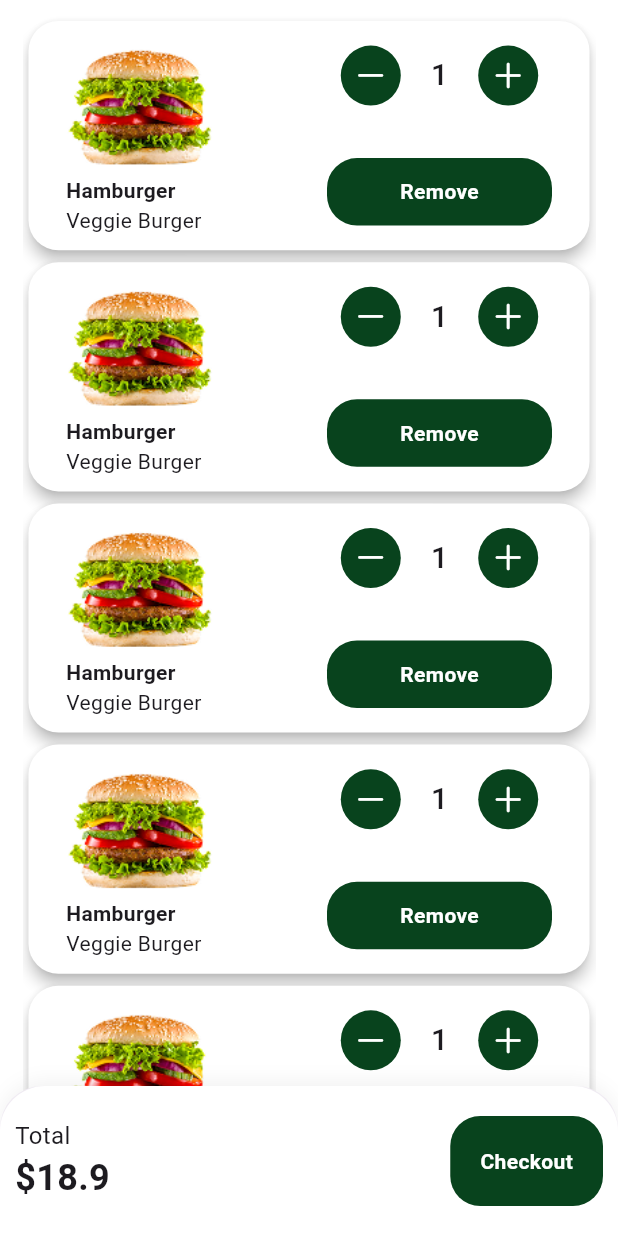
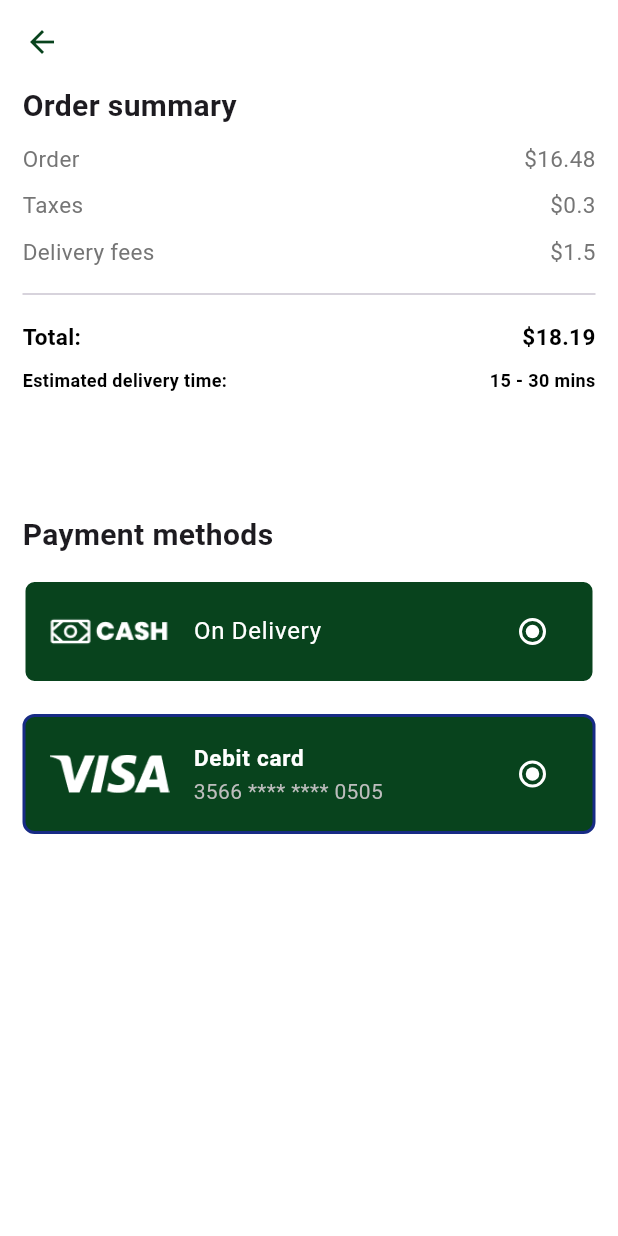
Before and after one commit to Mostafaghozy/AuraEats, a Flutter app: the CartView screen opened directly, after a tap on "Checkout", on a phone screen of 412 x 824 dp. Run offline on Flutter 3.47's test engine with Material 3 defaults, Android fonts, the phone set to English and light mode, and no system bars; our stand-ins replace flutter_svg, gap, lottie.

Commit message:
create payment methods

```diff
--- a/lib/features/cart/views/cart_view.dart
+++ b/lib/features/cart/views/cart_view.dart
@@ -1,5 +1,6 @@
 import 'package:aura_eats/core/constants/app_colors.dart';
 import 'package:aura_eats/features/cart/widgets/cart_item.dart';
+import 'package:aura_eats/features/checkout/views/checkout_view.dart';
 import 'package:aura_eats/shared/custom_button.dart';
 import 'package:aura_eats/shared/custom_text.dart';
 import 'package:flutter/cupertino.dart';
@@ -91,7 +92,19 @@ class _CartViewState extends State<CartView> {
                 CustomText(text: "\$18.9", size: 24, weight: FontWeight.bold),
               ],
             ),
-            CustomButton(text: "Checkout", onTap: () {}),
+            CustomButton(
+              text: "Checkout",
+              onTap: () {
+                Navigator.push(
+                  context,
+                  MaterialPageRoute(
+                    builder: (context) {
+                      return CheckoutView();
+                    },
+                  ),
+                );
+              },
+            ),
           ],
         ),
       ),
--- a/lib/features/cart/widgets/cart_item.dart
+++ b/lib/features/cart/widgets/cart_item.dart
@@ -78,7 +78,7 @@ class CartItem extends StatelessWidget {
                     height: 45,
                     decoration: BoxDecoration(
                       color: AppColors.primary,
-                      borderRadius: BorderRadius.circular(20),
+                      borderRadius: BorderRadius.circular(15),
                     ),
                     alignment: Alignment.center,
                     child: CustomText(
--- /dev/null
+++ b/lib/features/checkout/views/checkout_view.dart
@@ -0,0 +1,92 @@
+import 'package:aura_eats/core/constants/app_colors.dart';
+import 'package:aura_eats/features/checkout/widgets/checkout_widget.dart';
+import 'package:aura_eats/features/checkout/widgets/order_details_widget.dart';
+import 'package:aura_eats/shared/custom_text.dart';
+import 'package:flutter/material.dart';
+import 'package:gap/gap.dart';
+
+class CheckoutView extends StatelessWidget {
+  const CheckoutView({super.key});
+
+  @override
+  Widget build(BuildContext context) {
+    return Scaffold(
+      appBar: AppBar(
+        backgroundColor: Colors.white,
+        leading: GestureDetector(
+          onTap: () => Navigator.pop(context),
+          child: Icon(Icons.arrow_back, color: AppColors.primary),
+        ),
+      ),
+      body: Padding(
+        padding: const EdgeInsets.symmetric(horizontal: 15.0),
+        child: Column(
+          crossAxisAlignment: CrossAxisAlignment.start,
+          children: [
+            CustomText(
+              text: "Order summary",
+              size: 20,
+              weight: FontWeight.bold,
+            ),
+            Gap(10),
+            OrderDetailsWidget(
+              order: '\$16.48',
+              taxes: '\$0.3',
+              fees: '\$1.5',
+              total: '\$18.19',
+            ),
+            Gap(80),
+            CustomText(
+              text: "Payment methods",
+              size: 20,
+              weight: FontWeight.bold,
+            ),
+            Gap(15),
+            ListTile(
+              shape: RoundedRectangleBorder(
+                borderRadius: BorderRadius.circular(8),
+                side: BorderSide(color: Colors.white, width: 2),
+              ),
+              title: CustomText(text: "On Delivery", color: Colors.white),
+              tileColor: AppColors.primary,
+              contentPadding: EdgeInsets.symmetric(vertical: 5, horizontal: 16),
+              leading: Image.asset("assets/checkout/dollar.png", width: 80),
+              trailing: Radio<String>(
+                value: "Cash",
+                activeColor: Colors.white,
+                groupValue: "Cash",
+                onChanged: (v) {},
+              ),
+            ),
+            Gap(20),
+            ListTile(
+              shape: RoundedRectangleBorder(
+                borderRadius: BorderRadius.circular(8),
+                side: BorderSide(color: const Color(0xff172B85), width: 2),
+              ),
+              title: CustomText(
+                text: "Debit card",
+                color: Colors.white,
+                weight: FontWeight.bold,
+                size: 15,
+              ),
+              subtitle: CustomText(
+                text: "3566 **** **** 0505",
+                color: Colors.grey.shade400,
+              ),
+              tileColor: AppColors.primary,
+              contentPadding: EdgeInsets.symmetric(vertical: 2, horizontal: 16),
+              leading: Image.asset("assets/checkout/visa-logo.png", width: 80),
+              trailing: Radio<String>(
+                value: "Cash",
+                activeColor: Colors.white,
+                groupValue: "Cash",
+                onChanged: (v) {},
+              ),
+            ),
+          ],
+        ),
+      ),
+    );
+  }
+}
--- /dev/null
+++ b/lib/features/checkout/widgets/checkout_widget.dart
@@ -0,0 +1,37 @@
+import 'package:aura_eats/shared/custom_text.dart';
+import 'package:flutter/material.dart';
+
+class CheckoutWidget extends StatelessWidget {
+  const CheckoutWidget({
+    super.key,
+    required this.title,
+    required this.price,
+    required this.isBold,
+    required this.isSmall,
+  });
+  final String title;
+  final String price;
+  final bool isBold;
+  final bool isSmall;
+
+  @override
+  Widget build(BuildContext context) {
+    return Row(
+      mainAxisAlignment: MainAxisAlignment.spaceBetween,
+      children: [
+        CustomText(
+          text: title,
+          size: isSmall ? 12 : 15,
+          weight: isBold ? FontWeight.bold : FontWeight.w400,
+          color: isBold ? Colors.black : Colors.grey.shade600,
+        ),
+        CustomText(
+          text: price,
+          size: isSmall ? 12 : 15,
+          weight: isBold ? FontWeight.bold : FontWeight.w400,
+          color: isBold ? Colors.black : Colors.grey.shade600,
+        ),
+      ],
+    );
+  }
+}
--- /dev/null
+++ b/lib/features/checkout/widgets/order_details_widget.dart
@@ -0,0 +1,58 @@
+import 'package:aura_eats/features/checkout/widgets/checkout_widget.dart';
+import 'package:flutter/material.dart';
+import 'package:gap/gap.dart';
+
+class OrderDetailsWidget extends StatelessWidget {
+  const OrderDetailsWidget({
+    super.key,
+    required this.order,
+    required this.taxes,
+    required this.fees,
+    required this.total,
+  });
+  final String order, taxes, fees, total;
+
+  @override
+  Widget build(BuildContext context) {
+    return Column(
+      children: [
+        CheckoutWidget(
+          title: 'Order',
+          price: order,
+          isBold: false,
+          isSmall: false,
+        ),
+        const Gap(10),
+        CheckoutWidget(
+          title: 'Taxes',
+          price: taxes,
+          isBold: false,
+          isSmall: false,
+        ),
+        const Gap(10),
+        CheckoutWidget(
+          title: 'Delivery fees',
+          price: fees,
+          isBold: false,
+          isSmall: false,
+        ),
+        const Gap(10),
+        const Divider(),
+        const Gap(10),
+        CheckoutWidget(
+          title: 'Total:',
+          price: total,
+          isBold: true,
+          isSmall: false,
+        ),
+        const Gap(10),
+        const CheckoutWidget(
+          title: 'Estimated delivery time:',
+          price: '15 - 30 mins',
+          isBold: true,
+          isSmall: true,
+        ),
+      ],
+    );
+  }
+}
--- a/lib/shared/custom_button.dart
+++ b/lib/shared/custom_button.dart
@@ -9,10 +9,12 @@ class CustomButton extends StatelessWidget {
     required this.onTap,
     this.width,
     this.color,
+    this.height,
   });
   final String text;
   final Function()? onTap;
   final double? width;
+  final double? height;
   final Color? color;
 
   @override
@@ -21,11 +23,11 @@ class CustomButton extends StatelessWidget {
       onTap: onTap,
       child: Container(
         padding: EdgeInsets.symmetric(horizontal: 20, vertical: 15),
-        height: 60,
+        height: height ?? 50,
         width: width,
         decoration: BoxDecoration(
           color: color ?? AppColors.primary,
-          borderRadius: BorderRadius.circular(20),
+          borderRadius: BorderRadius.circular(15),
         ),
         alignment: Alignment.center,
         child: Center(
--- a/pubspec.yaml
+++ b/pubspec.yaml
@@ -29,6 +29,7 @@ flutter:
     - assets/home/
     - assets/details/
     - assets/logo/
+    - assets/checkout/
 
   fonts:
     - family: LuckiestGuy
```
Also changed, not shown: assets/checkout/dollar Background Removed 1.png (added), assets/checkout/dollar.png (added), assets/checkout/visa-logo.png (added), assets/checkout/visa.png (added).
